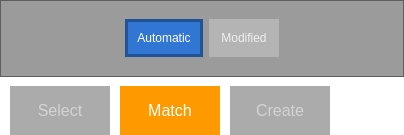
This is demo/Controls.ui in ialhashim/topo-blend as Qt 5 draws it before an edit. The edited form follows.
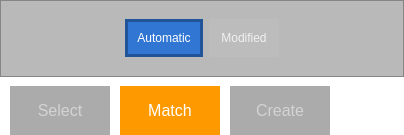
This is the edited form. The open tabs and pages were chosen to show the change.

What changed in the file:
```diff
--- a/demo/Controls.ui
+++ b/demo/Controls.ui
@@ -80,7 +80,7 @@
        <item row="0" column="0">
         <widget class="QFrame" name="frame">
          <property name="styleSheet">
-          <string notr="true">QFrame { background:rgba(0, 0, 0, 100); }
+          <string notr="true">QFrame { background:rgba(0, 0, 0, 70); }
 
 QPushButton { 
 	background: rgba(188,188,188,188);
```
Left out of the diff: 2 changed lines with no effect on the pictures.
